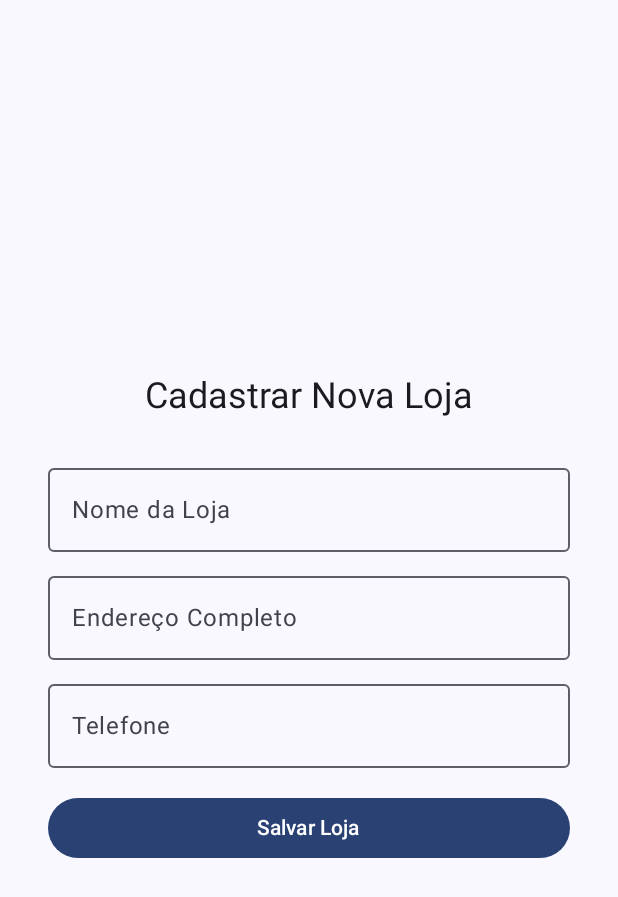
After one commit to brunoalves0921/mobile_projeto_final, an Android app built with Jetpack Compose: the composable CadastroLojaScreen called with empty values, on a phone screen of 412 x 824 dp. The commit adds this screen. Shown: the top 897 px of the screen. Run offline under Robolectric (Android 15) with nearby library versions, the phone set to English and light mode, and no system bars.

Commit message:
Continuação da implementação da tela de vendedor + cadastro de loja + cadastro de produto (inicial)

```diff
--- /dev/null
+++ b/app/src/main/java/com/example/ondetem/ui/screens/CadastroLojaScreen.kt
@@ -0,0 +1,78 @@
+package com.example.ondetem.ui.screens
+
+import android.widget.Toast
+import androidx.compose.foundation.layout.*
+import androidx.compose.material3.*
+import androidx.compose.runtime.*
+import androidx.compose.ui.Alignment
+import androidx.compose.ui.Modifier
+import androidx.compose.ui.platform.LocalContext
+import androidx.compose.ui.unit.dp
+import com.example.ondetem.data.Loja
+import com.example.ondetem.data.LojaRepository
+
+@Composable
+fun CadastroLojaScreen(
+    vendedorEmail: String,
+    onLojaCadastrada: () -> Unit
+) {
+    var nomeLoja by remember { mutableStateOf("") }
+    var endereco by remember { mutableStateOf("") }
+    var telefone by remember { mutableStateOf("") }
+    val context = LocalContext.current
+
+    Column(
+        modifier = Modifier.fillMaxSize().padding(32.dp),
+        verticalArrangement = Arrangement.Center,
+        horizontalAlignment = Alignment.CenterHorizontally
+    ) {
+        Text("Cadastrar Nova Loja", style = MaterialTheme.typography.headlineSmall)
+        Spacer(Modifier.height(24.dp))
+
+        OutlinedTextField(
+            value = nomeLoja,
+            onValueChange = { nomeLoja = it },
+            label = { Text("Nome da Loja") },
+            modifier = Modifier.fillMaxWidth(),
+            singleLine = true
+        )
+        Spacer(Modifier.height(8.dp))
+        OutlinedTextField(
+            value = endereco,
+            onValueChange = { endereco = it },
+            label = { Text("Endereço Completo") },
+            modifier = Modifier.fillMaxWidth(),
+            singleLine = true
+        )
+        Spacer(Modifier.height(8.dp))
+        OutlinedTextField(
+            value = telefone,
+            onValueChange = { telefone = it },
+            label = { Text("Telefone") },
+            modifier = Modifier.fillMaxWidth(),
+            singleLine = true
+        )
+        Spacer(Modifier.height(16.dp))
+
+        Button(
+            onClick = {
+                if (nomeLoja.isNotBlank() && endereco.isNotBlank() && telefone.isNotBlank()) {
+                    val novaLoja = Loja(
+                        nome = nomeLoja,
+                        endereco = endereco,
+                        telefone = telefone,
+                        donoEmail = vendedorEmail
+                    )
+                    LojaRepository.salvar(context, novaLoja)
+                    Toast.makeText(context, "Loja cadastrada com sucesso!", Toast.LENGTH_SHORT).show()
+                    onLojaCadastrada()
+                } else {
+                    Toast.makeText(context, "Preencha todos os campos.", Toast.LENGTH_SHORT).show()
+                }
+            },
+            modifier = Modifier.fillMaxWidth()
+        ) {
+            Text("Salvar Loja")
+        }
+    }
+}
```
Also changed, not shown: app/src/main/java/com/example/ondetem/data/Loja.kt (added, +8 -0 lines), app/src/main/java/com/example/ondetem/data/LojaRepository.kt (added, +33 -0 lines), app/src/main/java/com/example/ondetem/data/ProdutoRepository.kt (added, +34 -0 lines), app/src/main/java/com/example/ondetem/ui/MainScreen.kt (+85 -31 lines), app/src/main/java/com/example/ondetem/ui/screens/CadastroProdutoScreen.kt (added, +74 -0 lines), app/src/main/java/com/example/ondetem/ui/screens/DetalhesLojaScreen.kt (added, +72 -0 lines), app/src/main/java/com/example/ondetem/ui/screens/LoginScreen.kt (+4 -3 lines), app/src/main/java/com/example/ondetem/ui/screens/PerfilVendedorScreen.kt (added, +72 -0 lines), 1 other file.
